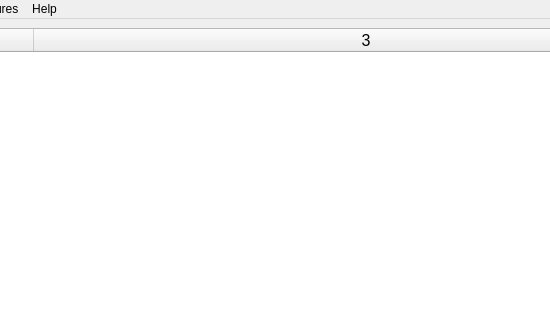
Above: monsterEditor/src/mainForm.ui from jeremydumais/TheWarrior before the change; both pictures show x 176 to 726 and y 0 to 320 of the 884 by 590 pixel window. Below: the same form after it.
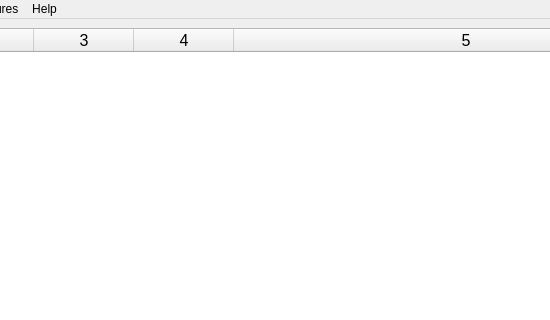
That is the form after the change. Icons and pictures are not drawn.

What changed in the file:
```diff
--- a/monsterEditor/src/mainForm.ui
+++ b/monsterEditor/src/mainForm.ui
@@ -60,7 +60,7 @@
              <number>0</number>
             </property>
             <property name="columnCount">
-             <number>3</number>
+             <number>5</number>
             </property>
             <attribute name="horizontalHeaderStretchLastSection">
              <bool>true</bool>
@@ -71,6 +71,8 @@
             <column/>
             <column/>
             <column/>
+            <column/>
+            <column/>
            </widget>
           </item>
           <item>
```
Left out of the diff: 2 changed lines with no effect on the pictures.
